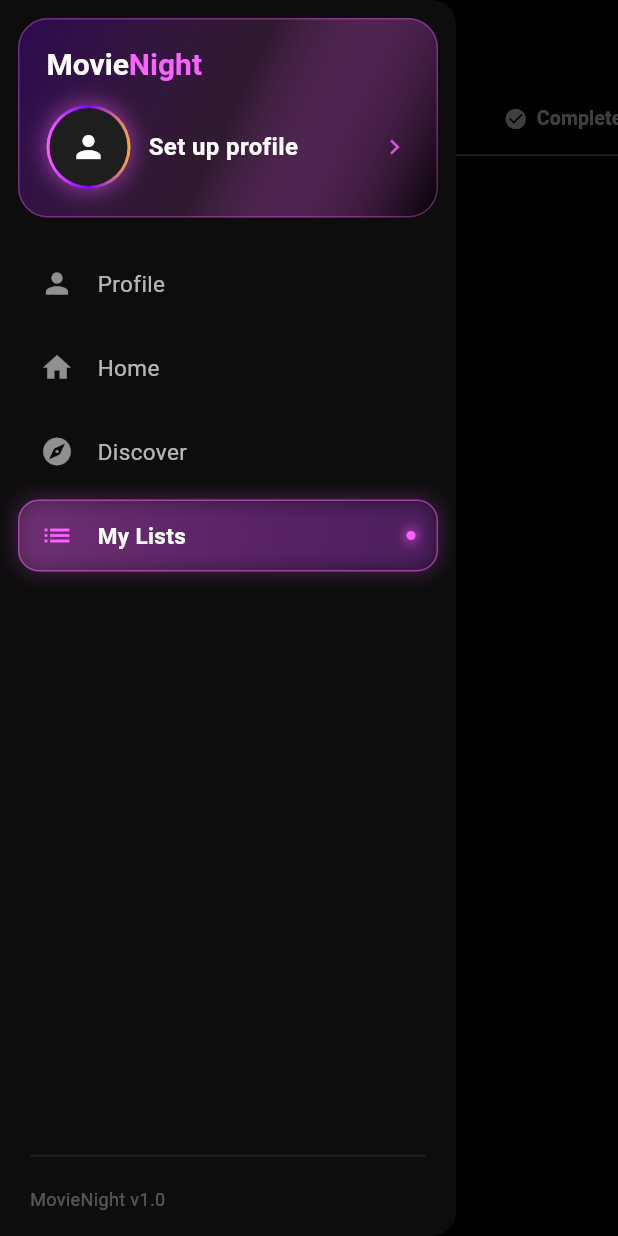
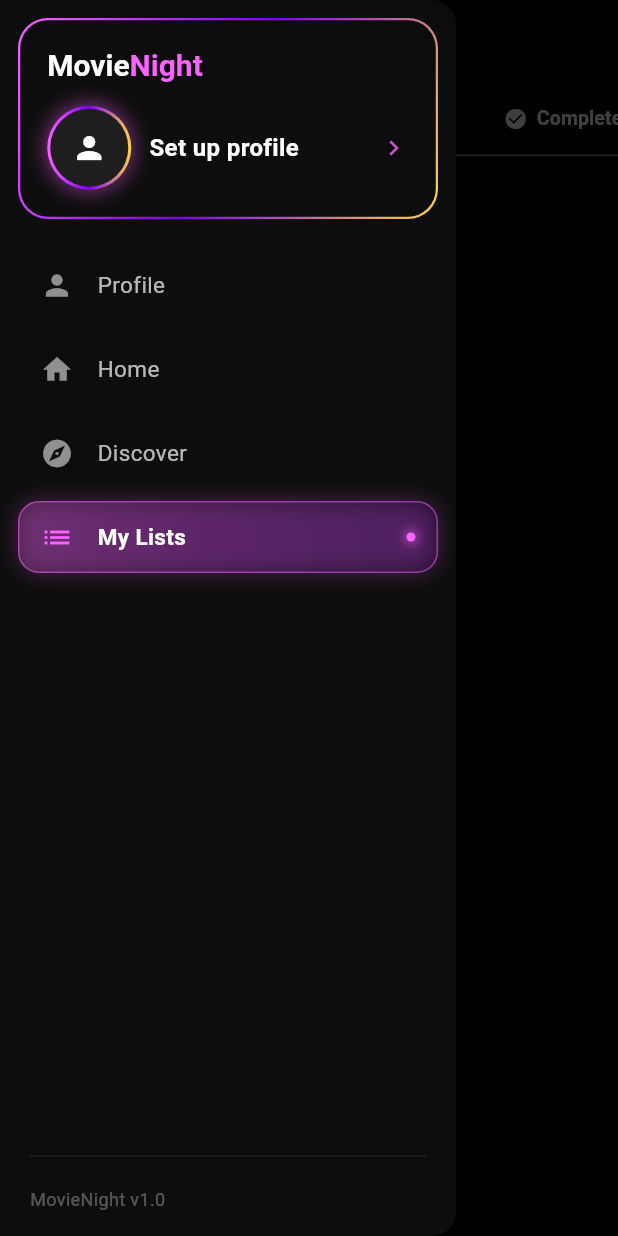
Before and after one commit to Soyokaze00/movie_night, a Flutter app: the ListsTab screen opened directly, with the side drawer open, on a phone screen of 412 x 824 dp. Run offline on Flutter 3.47's test engine with Material 3 defaults, Android fonts, the phone set to English and light mode, and no system bars; our stand-ins replace flutter_dotenv, sqflite, sqflite_common_ffi, sqflite_common_ffi_web; accounts and stored records are empty; network calls fail; Roboto replaces fonts that are missing (Times).

Commit message:
Redesign app drawer header with gradient border and inset background, and Adjust star rating icon color on mini cards

```diff
--- a/lib/widgets/app_drawer.dart
+++ b/lib/widgets/app_drawer.dart
@@ -100,19 +100,24 @@ class AppDrawer extends StatelessWidget {
                 // Header with gradient background + glowing avatar
                 Container(
                   margin: const EdgeInsets.fromLTRB(12, 12, 12, 8),
-                  padding: const EdgeInsets.all(18),
+                  padding: const EdgeInsets.all(1.5),
                   decoration: BoxDecoration(
                     borderRadius: BorderRadius.circular(20),
                     gradient: LinearGradient(
                       begin: Alignment.topLeft,
                       end: Alignment.bottomRight,
                       colors: [
-                        theme.colorScheme.primary.withValues(alpha: 0.28),
-                        theme.colorScheme.secondary.withValues(alpha: 0.14),
-                        Colors.black,
+                        theme.colorScheme.secondary,
+                        theme.colorScheme.primary,
+                        const Color.fromARGB(255, 255, 214, 64),
                       ],
                     ),
-                    border: Border.all(color: theme.colorScheme.secondary.withValues(alpha: 0.35)),
+                  ),
+                  child: Container(
+                    padding: const EdgeInsets.all(18),
+                    decoration: const BoxDecoration(
+                      borderRadius: BorderRadius.all(Radius.circular(18.5)),
+                      color: Color(0xFF0D0D0D),
                     ),
                     child: Column(
                       crossAxisAlignment: CrossAxisAlignment.start,
@@ -144,7 +149,7 @@ class AppDrawer extends StatelessWidget {
                                 decoration: BoxDecoration(
                                   shape: BoxShape.circle,
                                   gradient: LinearGradient(
-                                  colors: [theme.colorScheme.secondary, theme.colorScheme.primary, Colors.orangeAccent],
+                                    colors: [theme.colorScheme.secondary, theme.colorScheme.primary, const Color.fromARGB(255, 255, 214, 64)],
                                   ),
                                   boxShadow: [
                                     BoxShadow(color: theme.colorScheme.secondary.withValues(alpha: 0.5), blurRadius: 12, spreadRadius: 1),
@@ -174,6 +179,7 @@ class AppDrawer extends StatelessWidget {
                       ],
                     ),
                   ),
+                ),
                 const SizedBox(height: 8),
                 item(Icons.person, "Profile", 3),
                 item(Icons.home, "Home", 0),
--- a/lib/widgets/movie_mini_card.dart
+++ b/lib/widgets/movie_mini_card.dart
@@ -71,7 +71,7 @@ class MovieMiniCard extends StatelessWidget {
                           style: const TextStyle(color: Colors.white, fontSize: 13, fontFamily: 'Times', fontWeight: FontWeight.bold, height: 1.15)),
                       const SizedBox(height: 4),
                       Row(children: [
-                        const Icon(Icons.star, color: Colors.amber, size: 13),
+                        const Icon(Icons.star, color: Color.fromARGB(255, 255, 202, 43), size: 13),
                         const SizedBox(width: 3),
                         Text(movie.voteAverage.toStringAsFixed(1), style: const TextStyle(color: Colors.white70, fontSize: 12, fontFamily: 'Times')),
                       ]),
```
Lines whose indentation alone changed are shown as unchanged.
